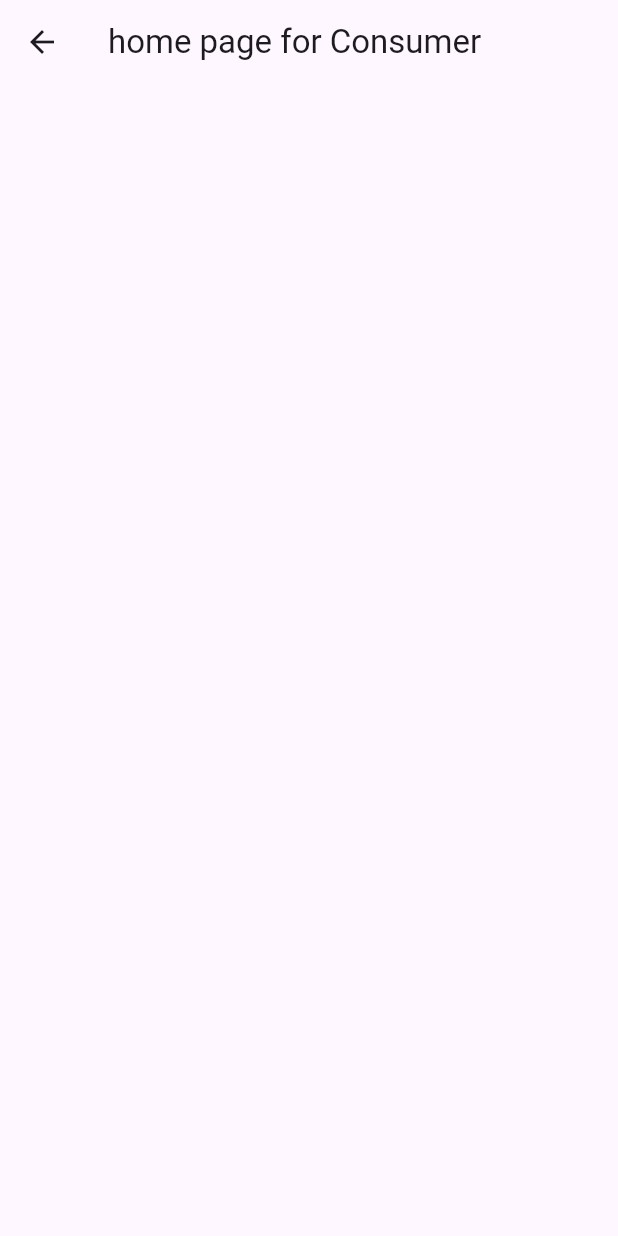
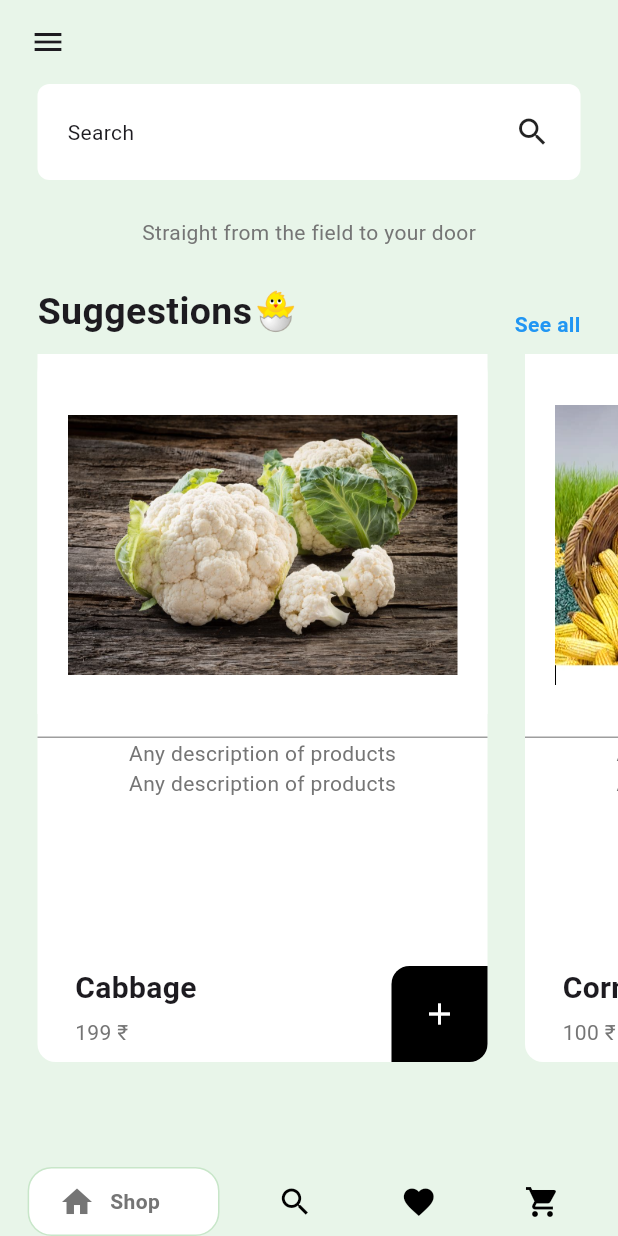
Before and after one commit to PRL-Five/FarmLink, a Flutter app: the homeConsumer screen opened directly, on a phone screen of 412 x 824 dp. Run offline on Flutter 3.47's test engine with Material 3 defaults, Android fonts, the phone set to English and light mode, and no system bars; drawn by our look-alikes of google_nav_bar; missing offline and left inert: mongo_dart.

Commit message:
edited the home page for customer

```diff
--- /dev/null
+++ b/lib/components/cus_bottom_nav_bar.dart
@@ -0,0 +1,54 @@
+import 'package:flutter/material.dart';
+import 'package:google_nav_bar/google_nav_bar.dart';
+
+// ignore: must_be_immutable
+class CusBottomNavBar extends StatelessWidget {
+  void Function(int)? onTabChange;
+  CusBottomNavBar({super.key, required this.onTabChange});
+  @override
+  Widget build(BuildContext context) {
+    return Container(
+      child: GNav(
+        gap: 10,
+
+        // colors combination 1
+        color: Colors.black,
+        // backgroundColor: Colors.green,
+        activeColor: Colors.grey[600],
+        tabActiveBorder: Border.all(color: Colors.green.shade100),
+        tabBackgroundColor: Colors.white,
+
+        // // colors combination 2
+        // color: Colors.green[300],
+        // activeColor: Colors.green,
+        // tabActiveBorder: Border.all(color: Colors.green.shade50),
+        // tabBackgroundColor: Colors.green.shade50,
+
+        // other
+
+        tabBorderRadius: 16,
+        onTabChange: (value) => onTabChange!(value),
+        mainAxisAlignment: MainAxisAlignment.spaceEvenly,
+        padding: EdgeInsets.symmetric(horizontal: 20, vertical: 10),
+        tabs: const [
+          GButton(
+            icon: Icons.home,
+            text: 'Shop     ',
+          ),
+          GButton(
+            icon: Icons.search,
+            text: 'Search   ',
+          ),
+          GButton(
+            icon: Icons.favorite,
+            text: 'Favorites',
+          ),
+          GButton(
+            icon: Icons.shopping_cart,
+            text: 'Cart     ',
+          ),
+        ],
+      ),
+    );
+  }
+}
--- /dev/null
+++ b/lib/models/cart.dart
@@ -0,0 +1,59 @@
+import 'package:farmlink/models/product.dart';
+import 'package:flutter/material.dart';
+
+class Cart extends ChangeNotifier {
+  // list of products for sale
+
+  List<Product> productShop = [
+    Product(
+      name: 'Cabbage',
+      price: '199',
+      description: 'Any description of products\nAny description of products',
+      imagePath: 'lib/assets/cabbage.jpg',
+    ),
+    Product(
+      name: 'Corn',
+      price: '100',
+      description: 'Any description of products\nAny description of products',
+      imagePath: 'lib/assets/corn.webp',
+    ),
+    Product(
+      name: 'Rice',
+      price: '400',
+      description: 'Any description of products\nAny description of products',
+      imagePath: 'lib/assets/rice.jpg',
+    ),
+    Product(
+      name: 'Brinjal',
+      price: '88',
+      description:
+          'Any description of products.Any description of products.This is Fresh and good brinjals without any pestisides',
+      imagePath: 'lib/assets/brinjal.jpeg',
+    ),
+  ];
+
+  // list of items in user cart
+  List<Product> userCart = [];
+
+  // get list of products for sale
+  List<Product> getProductList() {
+    return productShop;
+  }
+
+  // get cart
+  List<Product> getUserCart() {
+    return userCart;
+  }
+
+  // add item to cart
+  void addItemToCart(Product product) {
+    userCart.add(product);
+    notifyListeners();
+  }
+
+  // remove item from cart
+  void removeItemFromCart(Product product) {
+    userCart.remove(product);
+    notifyListeners();
+  }
+}
--- /dev/null
+++ b/lib/models/prduct_tile.dart
@@ -0,0 +1,120 @@
+import 'package:farmlink/models/product.dart';
+import 'package:flutter/material.dart';
+
+// ignore: must_be_immutable
+class ProductTile extends StatelessWidget {
+  Product product;
+  void Function()? onTap;
+  ProductTile({super.key, required this.product, required this.onTap});
+
+  @override
+  Widget build(BuildContext context) {
+    return Container(
+      margin: const EdgeInsets.only(left: 25),
+      width: 300,
+      decoration: BoxDecoration(
+        color: Colors.white,
+        borderRadius: BorderRadius.circular(12),
+      ),
+      child: Column(
+        children: [
+          // product pic
+          Container(
+            // margin: EdgeInsets.only(bottom: 10),
+            decoration: const BoxDecoration(
+              color: Colors.white,
+            ),
+
+            width: 300,
+            height: 240,
+            // padding: EdgeInsets.symmetric(vertical: 10),
+            padding: const EdgeInsets.only(
+              left: 20,
+              top: 15,
+              right: 20,
+            ),
+            child: ClipRRect(
+              borderRadius: BorderRadius.circular(15),
+              child: Image.asset(
+                product.imagePath,
+                fit: BoxFit.contain,
+              ),
+            ),
+          ),
+
+          const SizedBox(height: 15),
+
+          // divider
+          const Divider(
+            color: Colors.grey,
+            thickness: 1,
+            height: 1,
+          ),
+
+          // description
+          Padding(
+            padding: const EdgeInsets.symmetric(horizontal: 25.0),
+            child: Text(
+              product.description,
+              style: TextStyle(color: Colors.grey[600]),
+              maxLines: 2, // Limited the number of lines to 2
+              overflow: TextOverflow.ellipsis, // Add "..." if text overflows
+            ),
+          ),
+
+          // Spacer to push content to the bottom
+          const Spacer(),
+
+          // price + name + button
+          Padding(
+            padding: const EdgeInsets.only(left: 25),
+            child: Row(
+              mainAxisAlignment: MainAxisAlignment.spaceBetween,
+              crossAxisAlignment: CrossAxisAlignment.start,
+              children: [
+                Column(
+                  crossAxisAlignment: CrossAxisAlignment.start,
+                  children: [
+                    // name
+                    Text(
+                      product.name,
+                      style: const TextStyle(
+                          fontWeight: FontWeight.bold, fontSize: 20),
+                    ),
+                    const SizedBox(height: 5),
+                    // price
+                    Text(
+                      '${product.price} ₹',
+                      style: TextStyle(
+                        color: Colors.grey[600],
+                      ),
+                    ),
+                  ],
+                ),
+
+                // plus button
+                GestureDetector(
+                  onTap: onTap,
+                  child: Container(
+                    padding: const EdgeInsets.all(20),
+                    decoration: const BoxDecoration(
+                      color: Colors.black,
+                      borderRadius: BorderRadius.only(
+                        topLeft: Radius.circular(12),
+                        bottomRight: Radius.circular(12),
+                      ),
+                    ),
+                    child: const Icon(
+                      Icons.add,
+                      color: Colors.white,
+                    ),
+                  ),
+                ),
+              ],
+            ),
+          ),
+        ],
+      ),
+    );
+  }
+}
--- /dev/null
+++ b/lib/models/product.dart
@@ -0,0 +1,11 @@
+class Product {
+  final String name;
+  final String price;
+  final String description; // availability and other details
+  final String imagePath;
+  Product(
+      {required this.name,
+      required this.price,
+      required this.imagePath,
+      required this.description});
+}
--- /dev/null
+++ b/lib/screens/cus_shop_page.dart
@@ -0,0 +1,142 @@
+// ignore_for_file: prefer_const_constructors, prefer_const_literals_to_create_immutables
+
+import 'package:farmlink/models/cart.dart';
+import 'package:farmlink/models/prduct_tile.dart';
+import 'package:farmlink/models/product.dart';
+import 'package:farmlink/screens/cus_fav_page.dart';
+import 'package:flutter/material.dart';
+import 'package:provider/provider.dart';
+
+class CusShopPage extends StatefulWidget {
+  const CusShopPage({super.key});
+
+  @override
+  State<CusShopPage> createState() => _CusShopPageState();
+}
+
+class _CusShopPageState extends State<CusShopPage> {
+  // add product to cart
+  void addProductToCart(Product product) {
+    Provider.of<Cart>(context, listen: false).addItemToCart(product);
+    // alert the user, product successfully added
+    showDialog(
+      context: context,
+      builder: (context) => AlertDialog(
+        title: Text('Successfully added!'),
+        content: Text('Check your cart'),
+      ),
+    );
+  }
+
+  @override
+  Widget build(BuildContext context) {
+    return Consumer<Cart>(
+      builder: (context, value, child) => Column(
+        children: [
+          // search bar
+          GestureDetector(
+            onTap: () {
+              Navigator.push(
+                context,
+                MaterialPageRoute(
+                  builder: (context) =>
+                      CusFavPage(), // later change to search page
+                ),
+              );
+            },
+            child: Container(
+              padding: EdgeInsets.all(20),
+              margin: EdgeInsets.symmetric(horizontal: 25),
+              decoration: BoxDecoration(
+                color: Colors.white,
+                borderRadius: BorderRadius.all(Radius.circular(8)),
+              ),
+              child: Row(
+                mainAxisAlignment: MainAxisAlignment.spaceBetween,
+                children: [
+                  Text(
+                    'Search',
+                    // style: TextStyle(color: Colors.white),
+                  ),
+                  Icon(
+                    Icons.search,
+                    // color: Colors.green,
+                  ),
+                ],
+              ),
+            ),
+          ),
+
+          // message
+          Padding(
+            padding: EdgeInsets.symmetric(vertical: 25.0),
+            child: Text(
+              'Straight from the field to your door',
+              style: TextStyle(
+                  //color: Colors.green[200]
+                  color: Colors.grey[600]),
+            ),
+          ),
+
+          // suggestions of produts
+
+          Padding(
+            padding: const EdgeInsets.symmetric(horizontal: 25.0),
+            child: Row(
+              mainAxisAlignment: MainAxisAlignment.spaceBetween,
+              crossAxisAlignment: CrossAxisAlignment.end,
+              children: [
+                Text(
+                  'Suggestions🐣',
+                  style: TextStyle(
+                      //color: Colors.green[800],
+                      fontSize: 25,
+                      fontWeight: FontWeight.bold),
+                ),
+                GestureDetector(
+                  onTap: () => Navigator.push(
+                    context,
+                    MaterialPageRoute(
+                      builder: (context) =>
+                          CusFavPage(), // Later chage to product list page
+                    ),
+                  ),
+                  child: Text(
+                    "See all",
+                    style: TextStyle(
+                        color: Colors.blue, fontWeight: FontWeight.bold),
+                  ),
+                ),
+              ],
+            ),
+          ),
+          const SizedBox(height: 10),
+
+          // list of products for sale
+          Expanded(
+            child: ListView.builder(
+              itemCount: 4,
+              scrollDirection: Axis.horizontal,
+              itemBuilder: (context, index) {
+                // get a product from shop list
+                Product product = value.getProductList()[index];
+
+                // return the product
+                return ProductTile(
+                  product: product,
+                  onTap: () => addProductToCart(product),
+                );
+              },
+            ),
+          ),
+
+          Padding(
+            padding: EdgeInsets.only(top: 70.0, left: 25.0, right: 25.0),
+          ),
+
+          /* */
+        ],
+      ),
+    );
+  }
+}
--- a/lib/screens/homeConsumer.dart
+++ b/lib/screens/homeConsumer.dart
@@ -1,13 +1,164 @@
+// ignore_for_file: prefer_const_constructors, camel_case_types
+
+import 'package:farmlink/components/cus_bottom_nav_bar.dart';
+import 'package:farmlink/screens/cus_cart_page.dart';
+import 'package:farmlink/screens/cus_fav_page.dart';
+import 'package:farmlink/screens/cus_shop_page.dart';
+import 'package:farmlink/screens/profile_page.dart';
 import 'package:flutter/material.dart';
 
-class homeConsumer extends StatelessWidget {
+class homeConsumer extends StatefulWidget {
   const homeConsumer({super.key});
+
+  @override
+  State<homeConsumer> createState() => _homeConsumerState();
+}
+
+class _homeConsumerState extends State<homeConsumer> {
+  // this index is to control the bottom nav bar
+  int _selectedIndex = 0;
+
+  void _onTabChange(int index) {
+    setState(() {
+      _selectedIndex = index;
+    });
+  }
+
+  // Pages to display
+  final List<Widget> _pages = [
+    const CusShopPage(),
+    const CusFavPage(),
+    const CusFavPage(), // this will be search page not created yet
+    const CusCartPage(),
+  ];
 
   @override
   Widget build(BuildContext context) {
     return Scaffold(
       appBar: AppBar(
-        title: Text("home page for Consumer"),
+        //title: const Text("Home Page"),
+        backgroundColor: Colors.green[50],
+        elevation: 0,
+        leading: Builder(
+          builder: (context) => IconButton(
+            onPressed: () {
+              Scaffold.of(context).openDrawer();
+            },
+            icon: Padding(
+              padding: const EdgeInsets.only(left: 8.0),
+              child: const Icon(
+                Icons.menu,
+                // color: Colors.green,   // colors of menu icon
+              ),
+            ),
+          ),
+        ),
+      ),
+
+      backgroundColor: Colors.green[50],
+      // backgroundColor: Colors.white,
+      body: Center(
+        child: _pages[_selectedIndex],
+        // child: Text('Selected tab: $_selectedIndex'),
+      ),
+
+      //bottomNavigationBar: CusBottomNavBar(onTabChange: _onTabChange),
+      bottomNavigationBar: CusBottomNavBar(
+        onTabChange: (index) => _onTabChange(index),
+      ),
+
+      // Drawer edit
+      drawer: Drawer(
+        backgroundColor: Colors.green.shade50,
+        child: Column(
+          mainAxisAlignment: MainAxisAlignment.spaceBetween,
+          children: [
+            Column(
+              children: [
+                // logo
+                DrawerHeader(
+                  child: Image.asset('lib/assets/app-icon-removebg.jpg'),
+                ),
+                // Other Pages
+                Padding(
+                  padding: const EdgeInsets.only(left: 10.0),
+                  child: ListTile(
+                    leading: Icon(Icons.account_circle),
+                    title: Text(
+                      ("P R O F I L E"),
+                    ),
+                    onTap: () => Navigator.push(
+                        context,
+                        MaterialPageRoute(
+                          builder: (context) => ProfilePage(),
+                        )),
+                  ),
+                ),
+                Padding(
+                  padding: EdgeInsets.symmetric(horizontal: 25.0),
+                ),
+                Padding(
+                  padding: const EdgeInsets.only(left: 10.0),
+                  child: ListTile(
+                    leading: Icon(Icons.settings),
+                    title: Text(
+                      ("S E T T I N G S"),
+                    ),
+                    onTap: () => Navigator.push(
+                        context,
+                        MaterialPageRoute(
+                          builder: (context) => ProfilePage(),
+                        )),
+                  ),
+                ),
+
+                Padding(
+                  padding: const EdgeInsets.only(left: 10.0),
+                  child: ListTile(
+                    leading: Icon(Icons.contact_page_rounded),
+                    title: Text(
+                      ("C H A T"),
+                    ),
+                    onTap: () => Navigator.push(
+                        context,
+                        MaterialPageRoute(
+                          builder: (context) => ProfilePage(),
+                        )),
+                  ),
+                ),
+
+                Padding(
+                  padding: const EdgeInsets.only(left: 10.0),
+                  child: ListTile(
+                    leading: Icon(Icons.info),
+                    title: Text(
+                      ("A B O U T"),
+                    ),
+                    onTap: () => Navigator.push(
+                        context,
+                        MaterialPageRoute(
+                          builder: (context) => ProfilePage(),
+                        )),
+                  ),
+                ),
+              ],
+            ),
+            Padding(
+              padding: const EdgeInsets.only(left: 10.0, bottom: 25),
+              child: ListTile(
+                leading: Icon(Icons.logout),
+                title: Text(
+                  ("L O G O U T"),
+                ),
+                onTap: () => Navigator.push(
+                    context,
+                    MaterialPageRoute(
+                      builder: (context) => ProfilePage(),
+                    )),
+              ),
+            ),
+          ],
+        ),
       ),
     );
   }
--- a/pubspec.yaml
+++ b/pubspec.yaml
@@ -36,6 +36,9 @@ dependencies:
   # Use with the CupertinoIcons class for iOS style icons.
   cupertino_icons: ^1.0.8
   mongo_dart: ^0.10.3
+  flutter_iconly: ^1.0.2
+  google_nav_bar: ^5.0.6
+  provider:
 
 dev_dependencies:
   flutter_test:
@@ -60,6 +63,7 @@ flutter:
 
   # To add assets to your application, add an assets section, like this:
   assets:
+     - lib/assets/
      - lib/assets/icons/
 
   # An image asset can refer to one or more resolution-specific "variants", see
```
Also changed, not shown: lib/components/cart_item.dart (added, +47 -0 lines), lib/main.dart (+9 -5 lines), lib/screens/cus_cart_page.dart (added, +47 -0 lines), lib/screens/cus_fav_page.dart (added, +12 -0 lines), lib/screens/profile_page.dart (added, +14 -0 lines), lib/assets/BokChoi.jpg (added), lib/assets/app-icon-removebg.jpg (added), lib/assets/brinjal.jpeg (added), lib/assets/cabbage.jpg (added), lib/assets/corn.webp (added), lib/assets/green-cabbage-envato.jpg (added), lib/assets/rice.jpg (added), lib/assets/tomato.jpg (added), pubspec.lock.
